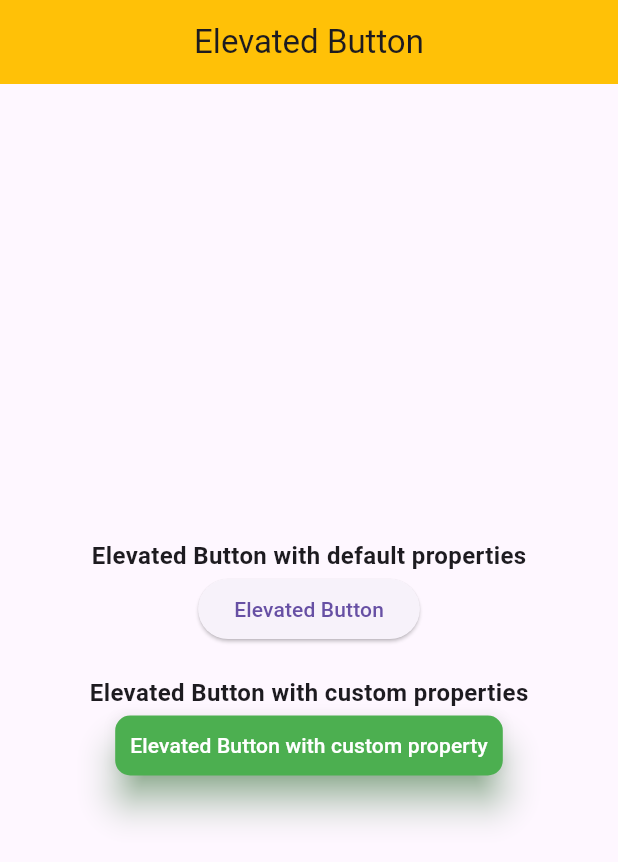
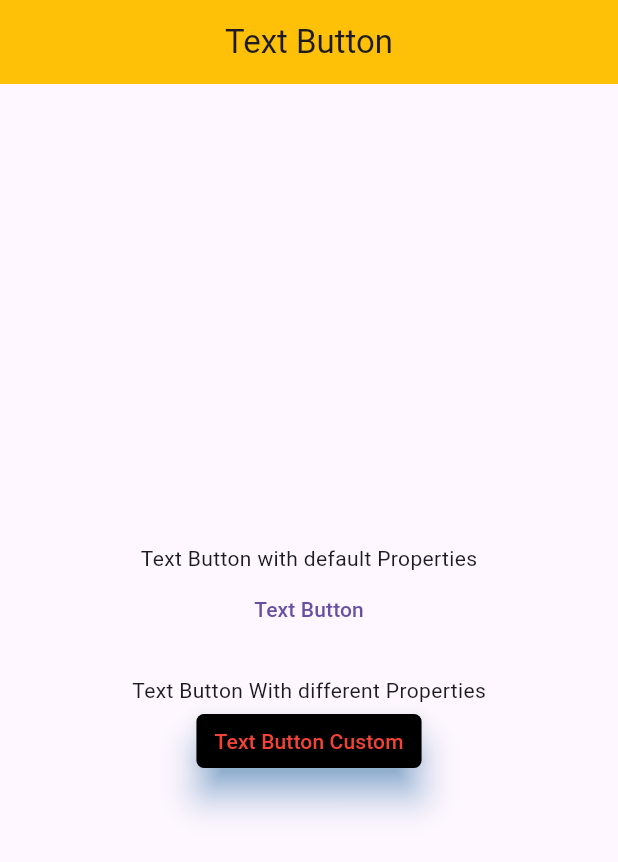
Before and after one commit to Ajkaushik9045/flutter_basics, a Flutter app: the screen it shows after launch, on a phone screen of 412 x 824 dp. Shown: the top 862 px of the screen. Run offline on Flutter 3.47's test engine with Material 3 defaults, Android fonts, the phone set to English and light mode, and no system bars; our stand-ins replace cached_network_image.

Commit message:
text Button

```diff
--- a/lib/Flutter_Widgets/Basic_Widgets/buttons_widgets/elevated_button_widget.dart
+++ b/lib/Flutter_Widgets/Basic_Widgets/buttons_widgets/elevated_button_widget.dart
@@ -11,7 +11,8 @@ class ElevatedButtonWidget extends StatelessWidget {
         centerTitle: true,
         backgroundColor: Colors.amber,
       ),
-      body: Center(
+      body: Align(
+        alignment: Alignment.center,
         child: Column(
           mainAxisAlignment: MainAxisAlignment.center, // Center the children vertically
           children: [
--- /dev/null
+++ b/lib/Flutter_Widgets/Basic_Widgets/buttons_widgets/text_button_widget.dart
@@ -0,0 +1,68 @@
+import 'package:flutter/material.dart';
+
+class TextButtonWidget extends StatelessWidget {
+  const TextButtonWidget({super.key});
+
+  @override
+  Widget build(BuildContext context) {
+    return Scaffold(
+      appBar: AppBar(
+        // AppBar with title, centered text, and custom background color
+        title: const Text('Text Button'),
+        centerTitle: true,
+        backgroundColor: Colors.amber,
+      ),
+      body: Center(
+        // Center the child widgets
+        child: Column(
+          mainAxisAlignment: MainAxisAlignment.center, // Center the children vertically
+          children: [
+            const Text("Text Button with default Properties"),
+            TextButton(
+              // onPressed function is used to perform some action when the button is pressed
+              onPressed: () {
+                // Display a SnackBar with a message
+                ScaffoldMessenger.of(context).showSnackBar(
+                  const SnackBar(
+                    content: Text("This text button is with default Properties"),
+                  ),
+                );
+              },
+              // Child component visible inside the Button
+              child: const Text("Text Button"),
+            ),
+            const SizedBox(
+              height: 20, // Space between the two buttons
+            ),
+            const Text("Text Button With different Properties"),
+            TextButton(
+              // onPressed function is used to perform some action when the button is pressed
+              onPressed: () {
+                // Display a SnackBar with a message
+                ScaffoldMessenger.of(context).showSnackBar(
+                  const SnackBar(
+                    content: Text("This Text Button is with different/Custom Properties"),
+                  ),
+                );
+              },
+              // Style the TextButton using styleFrom
+              style: TextButton.styleFrom(
+                backgroundColor: Colors.black, // Background color of Button
+                foregroundColor: Colors.red, // Text color
+                elevation: 10, // Shadow depth
+                maximumSize: const Size(300, 50), // Maximum size of Button
+                minimumSize: const Size(50, 10), // Minimum size of Button
+                shadowColor: Colors.blue, // Shadow color
+                shape: RoundedRectangleBorder(
+                  borderRadius: BorderRadius.circular(5), // Round corners of Button
+                ),
+              ),
+              // Child component visible inside the Button
+              child: const Text("Text Button Custom"),
+            ),
+          ],
+        ),
+      ),
+    );
+  }
+}
--- a/lib/main.dart
+++ b/lib/main.dart
@@ -2,6 +2,7 @@
 
 import 'package:flutter/material.dart';
 import 'package:flutter_basics/Flutter_Widgets/Basic_Widgets/buttons_widgets/elevated_button_widget.dart';
+import 'package:flutter_basics/Flutter_Widgets/Basic_Widgets/buttons_widgets/text_button_widget.dart';
 import 'package:flutter_basics/Flutter_Widgets/Basic_Widgets/icon_widget.dart';
 import 'package:flutter_basics/Flutter_Widgets/Basic_Widgets/image_widget.dart';
 import 'package:flutter_basics/Flutter_Widgets/Basic_Widgets/text_widget.dart';
@@ -19,7 +20,7 @@ class MyApp extends StatelessWidget {
   Widget build(BuildContext context) {
     return  const MaterialApp(
       debugShowCheckedModeBanner: false,
-      home: ElevatedButtonWidget(),
+      home: TextButtonWidget(),
     );
   }
 }
```
